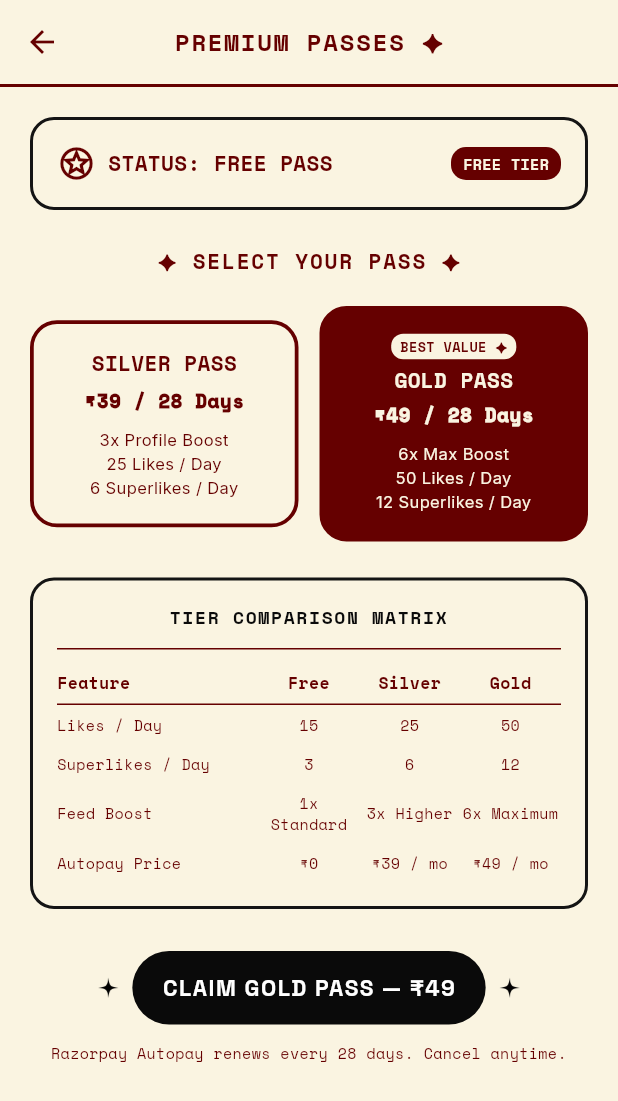
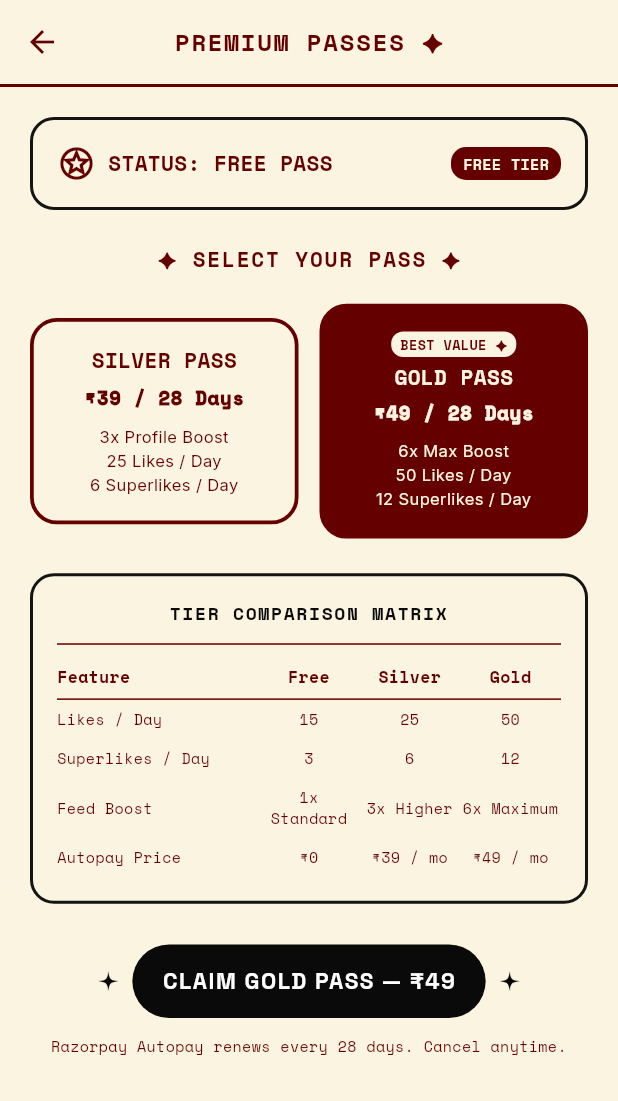
Before and after one commit to aninda8680/FRNDapp, a Flutter app: the SubscriptionScreen screen opened by its route, on a phone screen of 412 x 824 dp. Shown: the top 1101 px of the screen. Run offline on Flutter 3.47's test engine with Material 3 defaults, Android fonts, the phone set to English and light mode, and no system bars; our stand-ins replace cached_network_image, cloud_firestore, connectivity_plus, dio, firebase_core, flutter_animate and 16 more; missing offline and left inert: encrypt, flutter_displaymode, google_mlkit_selfie_segmentation, razorpay_flutter, version; accounts and stored records are empty; network calls fail.

Commit message:
feat: implement responsive UI system and update screen layouts with responsive height utility

```diff
--- a/lib/screens/auth/login_success_screen.dart
+++ b/lib/screens/auth/login_success_screen.dart
@@ -4,6 +4,7 @@ import '../../theme/app_colors.dart';
 import 'package:google_fonts/google_fonts.dart';
 import '../../widgets/sketchy_button.dart';
 import '../setup/profile_created_screen.dart'; // To reuse ProfileBuildingIndicator
+import 'dart:math' as math;
 
 class LoginSuccessScreen extends StatefulWidget {
   final Future<String> processFuture; // Returns the next route name
@@ -67,8 +68,9 @@ class _LoginSuccessScreenState extends State<LoginSuccessScreen> {
     return Scaffold(
       backgroundColor: AppColors.textColor2, // Crimson background like setup
       body: SafeArea(
+        bottom: false,
         child: Padding(
-          padding: const EdgeInsets.all(24.0),
+          padding: const EdgeInsets.fromLTRB(24.0, 24.0, 24.0, 0),
           child: Column(
             mainAxisAlignment: MainAxisAlignment.center,
             crossAxisAlignment: CrossAxisAlignment.stretch,
@@ -120,7 +122,7 @@ class _LoginSuccessScreenState extends State<LoginSuccessScreen> {
 
               if (_showEnterWorld)
                 Padding(
-                  padding: const EdgeInsets.only(bottom: 24.0),
+                  padding: EdgeInsets.only(bottom: math.max(24.0, MediaQuery.of(context).padding.bottom)),
                   child: SketchyButton(
                     text: nextRoute == '/setup' ? 'CONTINUE' : 'ENTER WORLD',
                     onPressed: () {
--- a/lib/screens/profile/subscription_screen.dart
+++ b/lib/screens/profile/subscription_screen.dart
@@ -6,6 +6,7 @@ import '../../widgets/sketchy_button.dart';
 import '../../widgets/sketchy_container.dart';
 import '../../services/payment_service.dart';
 import '../../models/payment_models.dart';
+import '../../utils/responsive_utils.dart';
 
 class SubscriptionScreen extends StatefulWidget {
   const SubscriptionScreen({super.key});
@@ -316,7 +317,7 @@ class _SubscriptionScreenState extends State<SubscriptionScreen> {
                   children: [
                     // Active Status Header Card
                     _buildActiveStatusCard(),
-                    const SizedBox(height: 24),
+                    SizedBox(height: context.responsiveHeight(24)),
 
                     // Section Title
                     Center(
@@ -334,23 +335,23 @@ class _SubscriptionScreenState extends State<SubscriptionScreen> {
                         ],
                       ),
                     ),
-                    const SizedBox(height: 20),
+                    SizedBox(height: context.responsiveHeight(20)),
 
                     // Tier Selector Cards (Silver vs Gold)
                     _buildTierSelectorRow(),
-                    const SizedBox(height: 24),
+                    SizedBox(height: context.responsiveHeight(24)),
 
 
                     // Feature Matrix Table
                     _buildComparisonMatrix(),
-                    const SizedBox(height: 28),
+                    SizedBox(height: context.responsiveHeight(28)),
 
                     // Action CTA Button
                     SketchyButton(
                       text: 'CLAIM ${selectedTier.tier.toUpperCase()} PASS — ₹${selectedTier.priceINR}',
                       onPressed: () => _openCheckout(selectedTier),
                     ),
-                    const SizedBox(height: 12),
+                    SizedBox(height: context.responsiveHeight(12)),
 
                     // Autopay Notice
                     Center(
@@ -417,7 +418,7 @@ class _SubscriptionScreenState extends State<SubscriptionScreen> {
             ],
           ),
           if (isPremium) ...[
-            const SizedBox(height: 12),
+            SizedBox(height: context.responsiveHeight(12)),
             Row(
               mainAxisAlignment: MainAxisAlignment.spaceBetween,
               children: [
@@ -497,7 +498,7 @@ class _SubscriptionScreenState extends State<SubscriptionScreen> {
                       color: _selectedTierKey == 'silver' ? AppColors.cream : AppColors.textColor1,
                     ),
                   ),
-                  const SizedBox(height: 6),
+                  SizedBox(height: context.responsiveHeight(6)),
                   Text(
                     '₹${silver.priceINR} / 28 Days',
                     style: GoogleFonts.spaceMono(
@@ -506,7 +507,7 @@ class _SubscriptionScreenState extends State<SubscriptionScreen> {
                       color: _selectedTierKey == 'silver' ? AppColors.cream : AppColors.textColor1,
                     ),
                   ),
-                  const SizedBox(height: 8),
+                  SizedBox(height: context.responsiveHeight(8)),
                   Text(
                     '3x Profile Boost\n25 Likes / Day\n6 Superlikes / Day',
                     textAlign: TextAlign.center,
@@ -551,7 +552,7 @@ class _SubscriptionScreenState extends State<SubscriptionScreen> {
                       ),
                     ),
                   ),
-                  const SizedBox(height: 4),
+                  SizedBox(height: context.responsiveHeight(4)),
                   Text(
                     'GOLD PASS',
                     style: GoogleFonts.spaceMono(
@@ -560,7 +561,7 @@ class _SubscriptionScreenState extends State<SubscriptionScreen> {
                       color: _selectedTierKey == 'gold' ? AppColors.cream : AppColors.textColor1,
                     ),
                   ),
-                  const SizedBox(height: 4),
+                  SizedBox(height: context.responsiveHeight(4)),
                   Text(
                     '₹${gold.priceINR} / 28 Days',
                     style: GoogleFonts.spaceMono(
@@ -569,7 +570,7 @@ class _SubscriptionScreenState extends State<SubscriptionScreen> {
                       color: _selectedTierKey == 'gold' ? AppColors.cream : AppColors.textColor1,
                     ),
                   ),
-                  const SizedBox(height: 8),
+                  SizedBox(height: context.responsiveHeight(8)),
                   Text(
                     '6x Max Boost\n50 Likes / Day\n12 Superlikes / Day',
                     textAlign: TextAlign.center,
@@ -603,9 +604,9 @@ class _SubscriptionScreenState extends State<SubscriptionScreen> {
               letterSpacing: 1.1,
             ),
           ),
-          const SizedBox(height: 12),
+          SizedBox(height: context.responsiveHeight(12)),
           const Divider(color: AppColors.textColor1, height: 1),
-          const SizedBox(height: 8),
+          SizedBox(height: context.responsiveHeight(8)),
           _buildMatrixRow('Feature', 'Free', 'Silver', 'Gold', isHeader: true),
           const Divider(color: AppColors.textColor1, height: 1),
           _buildMatrixRow('Likes / Day', '15', '25', '50'),
--- a/lib/screens/setup/profile_created_screen.dart
+++ b/lib/screens/setup/profile_created_screen.dart
@@ -68,8 +68,9 @@ class _ProfileCreatedScreenState extends State<ProfileCreatedScreen> {
     return Scaffold(
       backgroundColor: AppColors.textColor2, // Crimson background
       body: SafeArea(
+        bottom: false,
         child: Padding(
-          padding: const EdgeInsets.all(24.0),
+          padding: const EdgeInsets.fromLTRB(24.0, 24.0, 24.0, 0),
           child: Column(
             mainAxisAlignment: MainAxisAlignment.center,
             crossAxisAlignment: CrossAxisAlignment.stretch,
@@ -121,7 +122,7 @@ class _ProfileCreatedScreenState extends State<ProfileCreatedScreen> {
 
               if (_showEnterWorld)
                 Padding(
-                  padding: const EdgeInsets.only(bottom: 24.0),
+                  padding: EdgeInsets.only(bottom: math.max(24.0, MediaQuery.of(context).padding.bottom)),
                   child: SketchyButton(
                     text: 'ENTER WORLD',
                     onPressed: () {
--- a/lib/screens/setup/profile_setup_screen.dart
+++ b/lib/screens/setup/profile_setup_screen.dart
@@ -194,7 +194,9 @@ class _ProfileSetupScreenState extends State<ProfileSetupScreen> {
       canPop: _currentIndex == 0,
       onPopInvokedWithResult: (didPop, result) {
         if (!didPop && _currentIndex > 0) {
-          _previousStep();
+          if (!_pageController.position.isScrollingNotifier.value) {
+            _previousStep();
+          }
         }
       },
       child: Scaffold(
```
Also changed, not shown: lib/main.dart (+17 -0 lines), lib/screens/home/discover_feed_screen.dart (+37 -17 lines), lib/screens/profile/edit_profile_screen.dart (+23 -22 lines), lib/screens/profile/my_profile_screen.dart (+10 -9 lines), lib/utils/responsive_utils.dart (added, +21 -0 lines), responsive_script.dart (added, +52 -0 lines), 1 other file.
